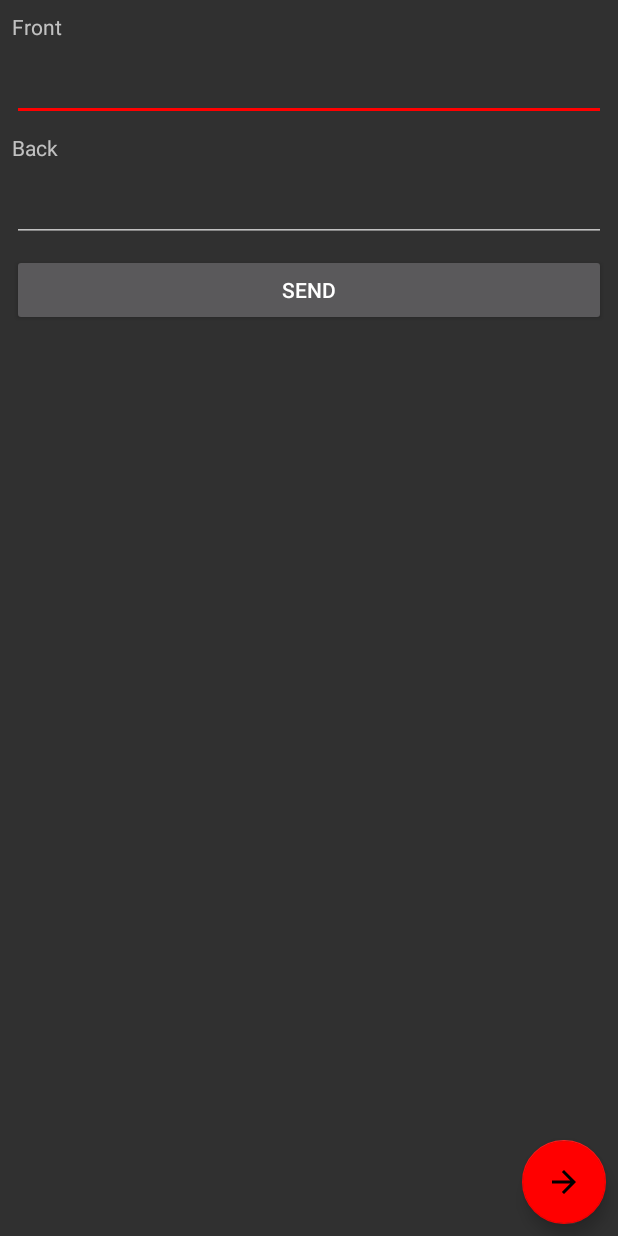
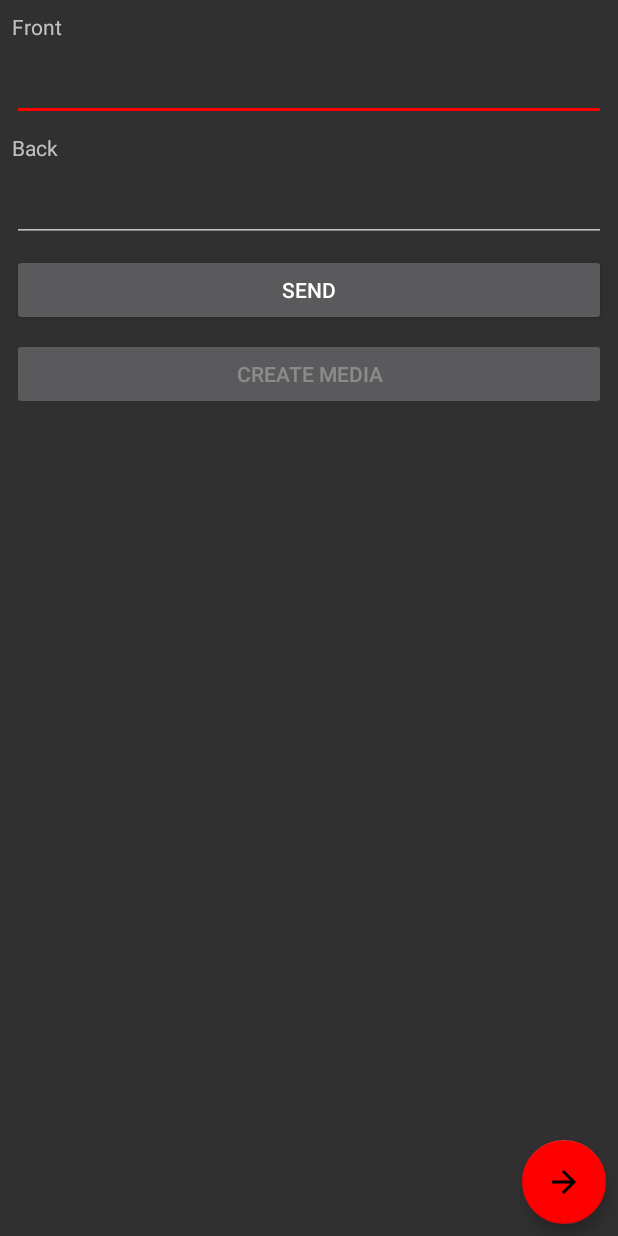
Before and after one commit to xeyqe/DBdict, an Android app: the ankiSend screen opened directly, with no data from a screen before it, on a phone screen of 412 x 824 dp. Run offline under Robolectric (Android 15) with nearby library versions, the phone set to English and light mode, and no system bars; libraries missing offline, so code that uses them is left out: com.ichi2.anki; 1 statement that could not run was skipped.

Commit message:
added tts

```diff
--- a/app/build.gradle
+++ b/app/build.gradle
@@ -4,7 +4,7 @@ android {
     compileSdkVersion 28
     defaultConfig {
         applicationId "com.xeyqe.myapplication"
-        minSdkVersion 19
+        minSdkVersion 21
         targetSdkVersion 28
         versionCode 1
         versionName "1.0"
--- a/app/src/main/AndroidManifest.xml
+++ b/app/src/main/AndroidManifest.xml
@@ -3,6 +3,7 @@
     package="com.xeyqe.myapplication">
 
     <uses-permission android:name="android.permission.READ_EXTERNAL_STORAGE" />
+    <uses-permission android:name="android.permission.WRITE_EXTERNAL_STORAGE" />
     <uses-permission android:name="android.permission.INTERNET" />
 
     <application
--- a/app/src/main/res/layout/activity_anki_send.xml
+++ b/app/src/main/res/layout/activity_anki_send.xml
@@ -14,7 +14,7 @@
         android:layout_marginTop="8dp"
         android:layout_marginEnd="8dp"
         android:ems="10"
-        android:inputType="text"
+        android:inputType="textMultiLine"
         app:layout_constraintBottom_toTopOf="@+id/textViewBack"
         app:layout_constraintEnd_toEndOf="parent"
         app:layout_constraintHorizontal_bias="0.0"
@@ -47,6 +47,20 @@
         app:layout_constraintHorizontal_bias="0.5"
         app:layout_constraintStart_toStartOf="parent"
         app:layout_constraintTop_toBottomOf="@+id/editTextBack" />
+
+    <Button
+        android:id="@+id/buTTS"
+        android:layout_width="match_parent"
+        android:layout_height="wrap_content"
+        android:layout_marginStart="8dp"
+        android:layout_marginTop="8dp"
+        android:layout_marginEnd="8dp"
+        android:text="create media"
+        android:enabled="false"
+        app:layout_constraintEnd_toEndOf="parent"
+        app:layout_constraintHorizontal_bias="0.5"
+        app:layout_constraintStart_toStartOf="parent"
+        app:layout_constraintTop_toBottomOf="@+id/button" />
 
     <TextView
         android:id="@+id/textViewFront"
@@ -88,4 +102,6 @@
         app:layout_constraintBottom_toBottomOf="parent"
         app:layout_constraintEnd_toEndOf="parent" />
 
+
+
 </androidx.constraintlayout.widget.ConstraintLayout>
```
Also changed, not shown: app/src/main/java/com/xeyqe/myapplication/ankiSend.java (+151 -1 lines).
